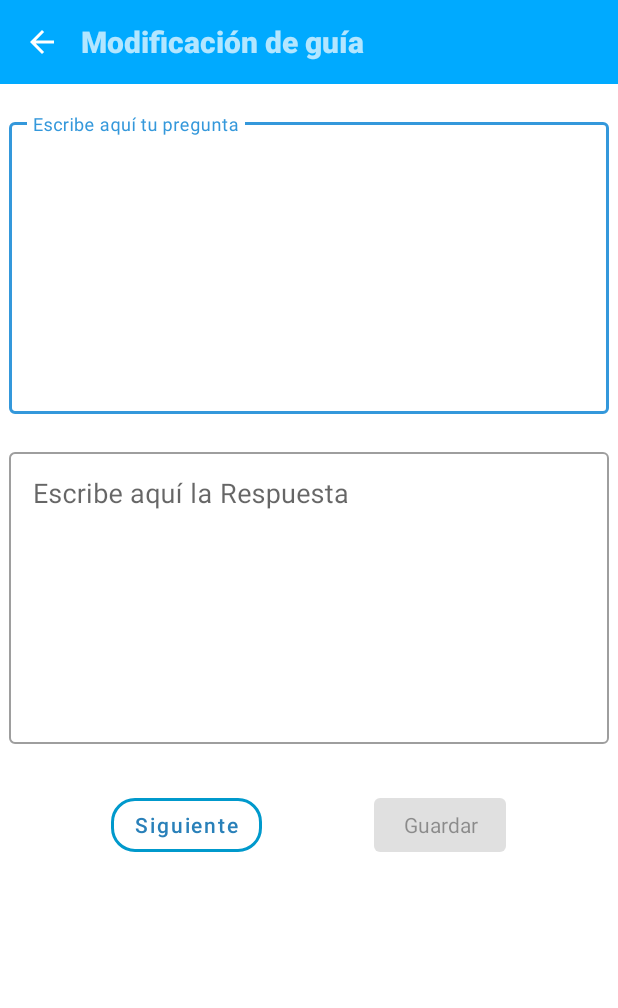
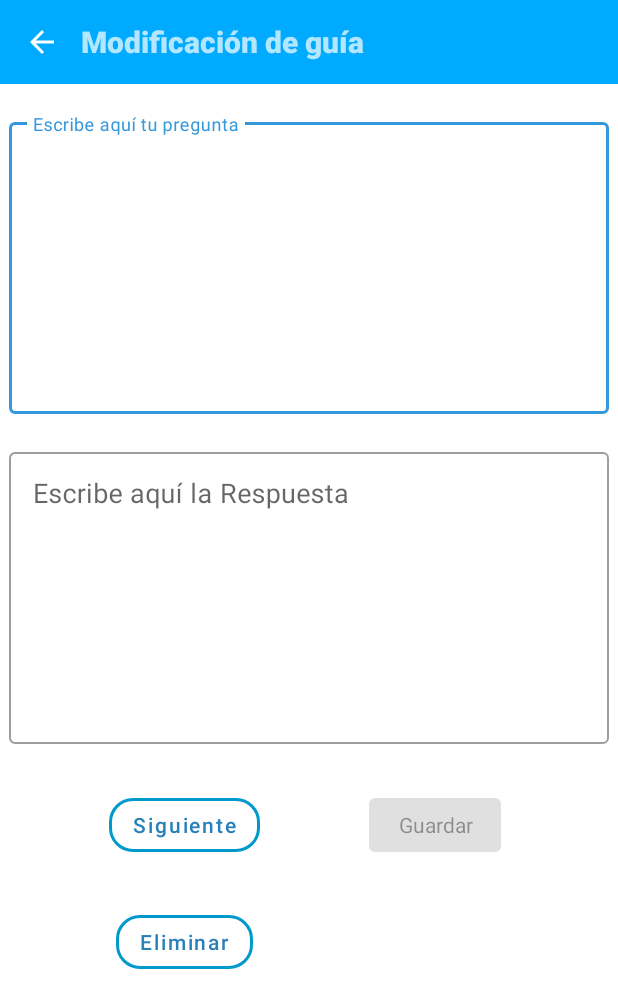
Before and after one commit to Jonathan1429/Review, an Android app: the Activity_Modificar screen opened directly, with no data from a screen before it, on a phone screen of 412 x 824 dp. Shown: the top 1008 px of the screen. Run offline under Robolectric (Android 15) with nearby library versions, the phone set to English and light mode, and no system bars; 8 statements that could not run were skipped.

Commit message:
Agregar la parte de eliminar y demás

```diff
--- a/app/src/main/java/com/jonathanev/repasar/MainActivity.java
+++ b/app/src/main/java/com/jonathanev/repasar/MainActivity.java
@@ -4,6 +4,7 @@ import android.annotation.SuppressLint;
 import android.content.SharedPreferences;
 import android.os.Build;
 import android.os.Bundle;
+import android.util.Log;
 import android.view.View;
 import android.widget.Toast;
 
@@ -66,6 +67,7 @@ public class MainActivity extends AppCompatActivity {
                         item.add(archivo.getName().replaceAll(".xml", ""));
                     }
 
+
                     // Teniendo todos los nombre de los archivos abrimos el dialogo.
                     Fragment_DialogListarGuias_popup dialogo = new Fragment_DialogListarGuias_popup();
                     dialogo.show(getSupportFragmentManager(), "Fragment");
--- a/app/src/main/res/layout/activity_modificar.xml
+++ b/app/src/main/res/layout/activity_modificar.xml
@@ -82,12 +82,20 @@
         style="@style/btnGenerales"/>
 
     <Button
+        android:id="@+id/btnEliminar"
+        android:text="Eliminar"
+        app:layout_constraintTop_toBottomOf="@+id/btnSiguientePregunta"
+        app:layout_constraintStart_toStartOf="@+id/btnSiguientePregunta"
+        app:layout_constraintEnd_toEndOf="@+id/btnSiguientePregunta"
+        style="@style/btnGenerales"/>
+
+    <Button
         android:id="@+id/btnGuardarGuia"
         android:text="@string/btnGuardarGuia"
         android:visibility="invisible"
         app:layout_constraintTop_toBottomOf="@+id/tilContenidoRespuesta"
         app:layout_constraintEnd_toEndOf="parent"
-        app:layout_constraintStart_toEndOf="@+id/btnSiguientePregunta"
+        app:layout_constraintStart_toEndOf="@+id/btnEliminar"
         style="@style/btnGenerales"/>
 
     <Button
@@ -95,7 +103,7 @@
         android:text="@string/btnGuardarGuia"
         app:layout_constraintTop_toBottomOf="@+id/tilContenidoRespuesta"
         app:layout_constraintEnd_toEndOf="parent"
-        app:layout_constraintStart_toEndOf="@+id/btnSiguientePregunta"
+        app:layout_constraintStart_toEndOf="@+id/btnEliminar"
         style="@style/btnInhabilitado"/>
 
 </androidx.constraintlayout.widget.ConstraintLayout>
```
Also changed, not shown: app/src/main/java/com/jonathanev/repasar/Activities/Activity_Modificar.java (+62 -4 lines), app/src/main/java/com/jonathanev/repasar/Fragments/Fragment_DialogListarGuias_popup.java (+12 -1 lines).
